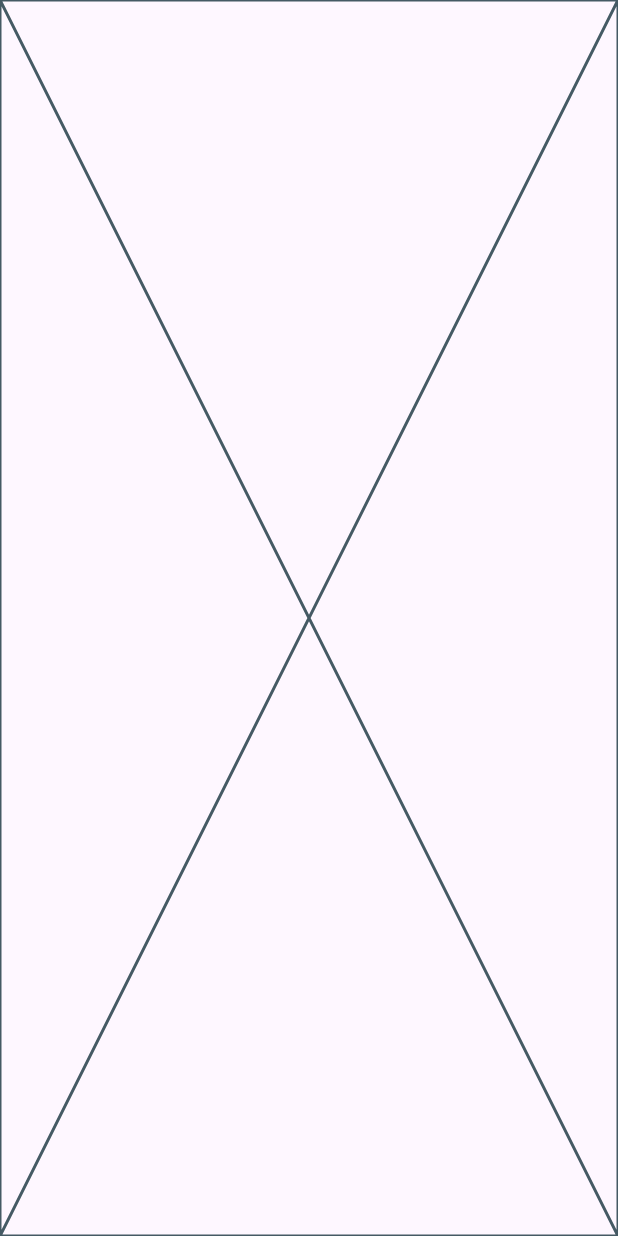
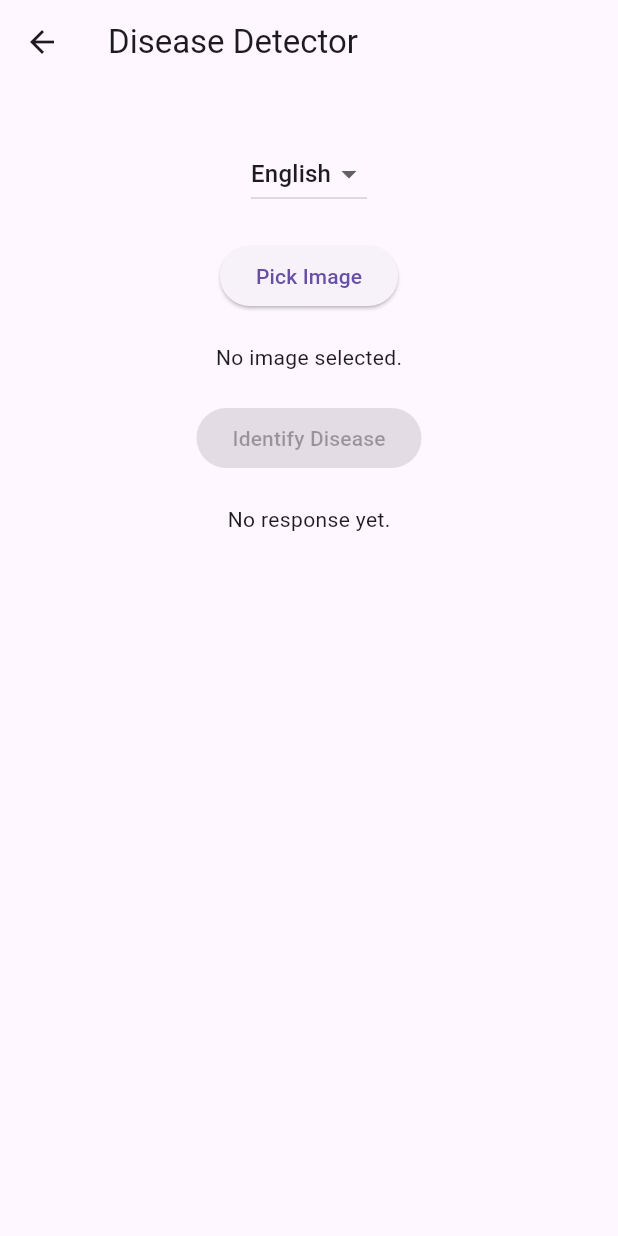
Before and after one commit to gargibendale/SmartKrishi, a Flutter app: the ChatPage screen opened directly, on a phone screen of 412 x 824 dp. Run offline on Flutter 3.47's test engine with Material 3 defaults, Android fonts, the phone set to English and light mode, and no system bars; our stand-ins replace animate_do, firebase_auth, firebase_core, flutter_markdown, google_generative_ai, image_picker; accounts and stored records are empty.

Commit message:
disease detection commit

```diff
--- a/lib/chat.dart
+++ b/lib/chat.dart
@@ -1,5 +1,8 @@
 import 'package:flutter/material.dart';
+import 'package:flutter_markdown/flutter_markdown.dart';
+import 'package:image_picker/image_picker.dart';
 import 'package:google_generative_ai/google_generative_ai.dart';
+import 'dart:io';
 import 'package:agri/api_key.dart';
 
 class ChatPage extends StatefulWidget {
@@ -10,21 +13,137 @@ class ChatPage extends StatefulWidget {
 }
 
 class _ChatPageState extends State<ChatPage> {
-  void giveResponse() async {
-    final model = GenerativeModel(
-      model: 'gemini-1.5-flash-latest',
-      apiKey: GOOGLE_API_KEY,
-    );
+  String _response = '';
+  File? _image;
+  String _selectedLanguage = 'English'; // Default language
+  final Map<String, String> _languages = {
+    'English': 'en',
+    'हिन्दी': 'hi',
+    'বাংলা': 'bn',
+  };
 
-    final prompt = 'Write a story about a magic backpack.';
-    final content = [Content.text(prompt)];
-    final response = await model.generateContent(content);
+  final Map<String, String> _translations = {
+    'en': 'English',
+    'hi': 'Hindi',
+    'bn': 'Bengali',
+  };
 
-    print(response.text);
+  Future<void> pickImage() async {
+    try {
+      final ImagePicker picker = ImagePicker();
+      final XFile? image = await picker.pickImage(source: ImageSource.gallery);
+
+      if (image != null) {
+        setState(() {
+          _image = File(image.path);
+        });
+        print('Image picked: ${image.path}');
+      } else {
+        print('No image selected.');
+      }
+    } catch (e) {
+      print('Error picking image: $e');
+    }
+  }
+
+  Future<void> giveResponse(File image) async {
+    try {
+      final model = GenerativeModel(
+        model: 'gemini-1.5-flash-latest', // Updated model for multimodal input
+        apiKey: GOOGLE_API_KEY,
+      );
+
+      final imageBytes = await image.readAsBytes();
+      final fixedPrompt =
+          'This image contains a plant disease. Identify the disease. Also give its cure and prevention. Answer in ${_translations[_languages[_selectedLanguage]]}.';
+      final promptContent = TextPart(fixedPrompt);
+      final imagePart = DataPart('image/jpeg', imageBytes);
+
+      print(
+          'Sending request with prompt: $fixedPrompt and image size: ${imageBytes.length} bytes');
+
+      final response = await model.generateContent([
+        Content.multi([promptContent, imagePart])
+      ]);
+
+      setState(() {
+        _response = response.text ?? 'No response text';
+      });
+      print('Response received: ${response.text}');
+    } catch (e) {
+      print('Error generating response: $e');
+      setState(() {
+        _response = 'Error generating response: $e';
+      });
+    }
   }
 
   @override
   Widget build(BuildContext context) {
-    return const Placeholder();
+    return Scaffold(
+      appBar: AppBar(
+        title: const Text('Disease Detector'),
+      ),
+      body: SingleChildScrollView(
+        scrollDirection: Axis.vertical,
+        child: Center(
+          child: Padding(
+            padding: const EdgeInsets.all(16.0),
+            child: Column(
+              children: [
+                const SizedBox(height: 20),
+                DropdownButton<String>(
+                  value: _selectedLanguage,
+                  onChanged: (String? newValue) {
+                    setState(() {
+                      _selectedLanguage = newValue!;
+                    });
+                    print('Selected language: $_selectedLanguage');
+                  },
+                  items: _languages.keys
+                      .map<DropdownMenuItem<String>>((String value) {
+                    return DropdownMenuItem<String>(
+                      value: value,
+                      child: Text(value),
+                    );
+                  }).toList(),
+                ),
+                const SizedBox(height: 20),
+                ElevatedButton(
+                  onPressed: pickImage,
+                  child: const Text('Pick Image'),
+                ),
+                const SizedBox(height: 20),
+                _image != null
+                    ? Image.file(
+                        _image!,
+                        height: 200,
+                      )
+                    : const Text('No image selected.'),
+                const SizedBox(height: 20),
+                ElevatedButton(
+                  onPressed: _image != null
+                      ? () {
+                          print('Button pressed with fixed prompt.');
+                          giveResponse(_image!);
+                        }
+                      : null,
+                  child: const Text('Identify Disease'),
+                ),
+                const SizedBox(height: 20),
+                _response.isNotEmpty
+                    ? MarkdownBody(
+                        data: _response,
+                        styleSheet: MarkdownStyleSheet(
+                          p: TextStyle(color: Colors.black),
+                        ),
+                      )
+                    : const Text('No response yet.'),
+              ],
+            ),
+          ),
+        ),
+      ),
+    );
   }
 }
--- a/lib/main.dart
+++ b/lib/main.dart
@@ -1,3 +1,4 @@
+import 'package:agri/chat.dart';
 import 'package:agri/farmer_feats.dart';
 import 'package:agri/lang_containers.dart';
 import 'package:agri/recommendation.dart';
@@ -41,7 +42,8 @@ class MyApp extends StatelessWidget {
         '/youtubeM': (context) => YoutubeLinksScreenM(),
         '/youtubeH': (context) => YoutubeLinksScreenH(),
         '/youtubecontainers': (context) => LangContainers(),
-        '/farmerfeats': (context) => IndianFarmersScreen()
+        '/farmerfeats': (context) => IndianFarmersScreen(),
+        '/chat': (context) => ChatPage()
       },
     );
   }
--- a/pubspec.yaml
+++ b/pubspec.yaml
@@ -19,6 +19,8 @@ dependencies:
   http: ^1.2.2
   url_launcher: ^6.3.0
   google_generative_ai: ^0.4.3
+  image_picker: ^1.1.2
+  flutter_markdown: ^0.7.3
 
 dev_dependencies:
   flutter_test:
```
Also changed, not shown: lib/featured_screen.dart (+8 -0 lines), lib/twtext.dart (added, +58 -0 lines), pubspec.lock, 6 other files.
